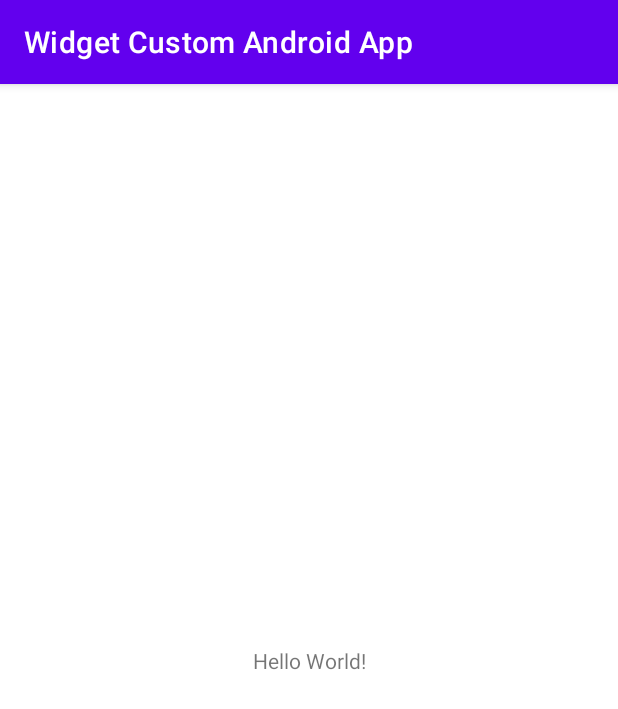
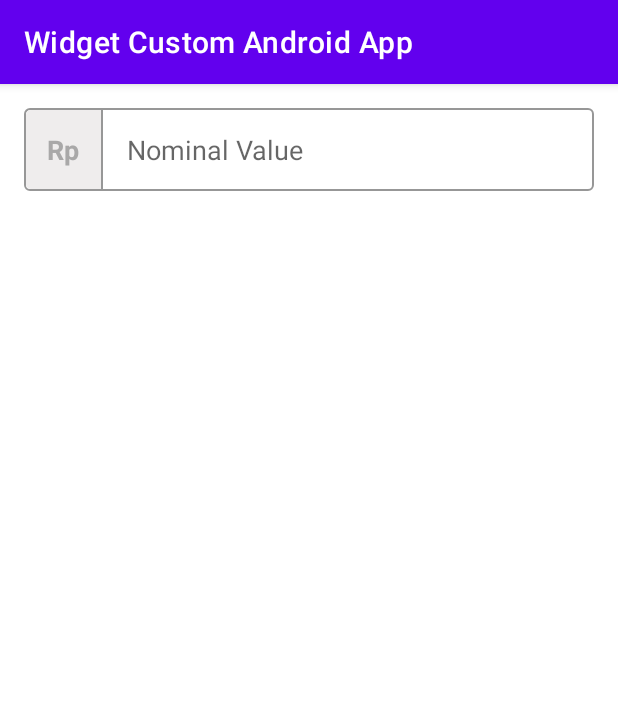
Before and after one commit to im-o/android-app-custom-widget, an Android app: the screen it shows after launch (MainActivity), on a phone screen of 412 x 824 dp. Shown: the top 709 px of the screen. Run offline under Robolectric (Android 15) with nearby library versions, the phone set to English and light mode, and no system bars.

Commit message:
:label: add custom text input field

```diff
--- /dev/null
+++ b/app/src/main/res/drawable/bg_corner_outline_grey_r3.xml
@@ -0,0 +1,8 @@
+<?xml version="1.0" encoding="utf-8"?>
+<shape xmlns:android="http://schemas.android.com/apk/res/android"
+    android:shape="rectangle">
+    <stroke
+        android:width="1dp"
+        android:color="@color/semi_gray" />
+    <corners android:radius="@dimen/space_3" />
+</shape>
--- /dev/null
+++ b/app/src/main/res/drawable/bg_light_grey_corner_left_r3.xml
@@ -0,0 +1,9 @@
+<?xml version="1.0" encoding="utf-8"?>
+<selector xmlns:android="http://schemas.android.com/apk/res/android">
+    <item>
+        <shape android:shape="rectangle">
+            <solid android:color="@color/grey_low" />
+            <corners android:bottomLeftRadius="@dimen/space_3" android:topLeftRadius="@dimen/space_3" />
+        </shape>
+    </item>
+</selector>
--- a/app/src/main/res/layout/activity_main.xml
+++ b/app/src/main/res/layout/activity_main.xml
@@ -6,13 +6,62 @@
     android:layout_height="match_parent"
     tools:context=".MainActivity">
 
-    <TextView
-        android:layout_width="wrap_content"
-        android:layout_height="wrap_content"
-        android:text="Hello World!"
-        app:layout_constraintBottom_toBottomOf="parent"
-        app:layout_constraintLeft_toLeftOf="parent"
-        app:layout_constraintRight_toRightOf="parent"
-        app:layout_constraintTop_toTopOf="parent" />
+    <androidx.constraintlayout.widget.ConstraintLayout
+        android:id="@+id/percentValueCL"
+        android:layout_width="0dp"
+        android:layout_height="55dp"
+        android:layout_margin="@dimen/space_16"
+        android:background="@drawable/bg_corner_outline_grey_r3"
+        app:layout_constraintEnd_toEndOf="parent"
+        app:layout_constraintHorizontal_bias="0.0"
+        app:layout_constraintStart_toStartOf="parent"
+        app:layout_constraintTop_toTopOf="parent">
+
+        <com.google.android.material.textfield.TextInputEditText
+            android:id="@+id/percentValueET"
+            android:layout_width="0dp"
+            android:layout_height="match_parent"
+            android:background="@android:color/transparent"
+            android:hint="@string/nominal_value"
+            android:inputType="numberDecimal"
+            android:maxLength="7"
+            android:paddingStart="@dimen/space_16"
+            android:paddingEnd="@dimen/space_16"
+            app:layout_constraintBottom_toBottomOf="parent"
+            app:layout_constraintEnd_toEndOf="parent"
+            app:layout_constraintStart_toEndOf="@+id/divider1"
+            app:layout_constraintTop_toTopOf="parent" />
+
+        <View
+            android:id="@+id/divider1"
+            android:layout_width="1dp"
+            android:layout_height="0dp"
+            android:background="@color/semi_gray"
+            app:layout_constraintBottom_toBottomOf="parent"
+            app:layout_constraintEnd_toEndOf="parent"
+            app:layout_constraintHorizontal_bias="0.0"
+            app:layout_constraintStart_toEndOf="@+id/icPercentTV"
+            app:layout_constraintTop_toTopOf="parent" />
+
+        <TextView
+            android:id="@+id/icPercentTV"
+            android:layout_width="@dimen/space_50"
+            android:layout_height="match_parent"
+            android:layout_marginStart="1dp"
+            android:layout_marginTop="1dp"
+            android:layout_marginBottom="1dp"
+            android:background="@drawable/bg_light_grey_corner_left_r3"
+            android:gravity="center_vertical|center_horizontal"
+            android:text="@string/rp"
+            android:textColor="@color/greyish"
+            android:textSize="@dimen/size_18"
+            android:textStyle="bold"
+            app:layout_constraintBottom_toBottomOf="parent"
+            app:layout_constraintEnd_toEndOf="parent"
+            app:layout_constraintHorizontal_bias="0.0"
+            app:layout_constraintStart_toStartOf="parent"
+            app:layout_constraintTop_toTopOf="parent" />
+
+    </androidx.constraintlayout.widget.ConstraintLayout>
 
 </androidx.constraintlayout.widget.ConstraintLayout>
--- a/app/src/main/res/values/colors.xml
+++ b/app/src/main/res/values/colors.xml
@@ -7,4 +7,8 @@
     <color name="teal_700">#FF018786</color>
     <color name="black">#FF000000</color>
     <color name="white">#FFFFFFFF</color>
+
+    <color name="semi_gray">#979797</color>
+    <color name="grey_low">#EFEDED</color>
+    <color name="greyish">#a9a8a8</color>
 </resources>
--- /dev/null
+++ b/app/src/main/res/values/dimens.xml
@@ -0,0 +1,7 @@
+<?xml version="1.0" encoding="utf-8"?>
+<resources>
+    <dimen name="space_3">3dp</dimen>
+    <dimen name="space_50">50dp</dimen>
+    <dimen name="space_16">16dp</dimen>
+    <dimen name="size_18">18sp</dimen>
+</resources>
--- a/app/src/main/res/values/strings.xml
+++ b/app/src/main/res/values/strings.xml
@@ -1,3 +1,5 @@
 <resources>
     <string name="app_name">Widget Custom Android App</string>
+    <string name="rp">Rp</string>
+    <string name="nominal_value">Nominal Value</string>
 </resources>
```
